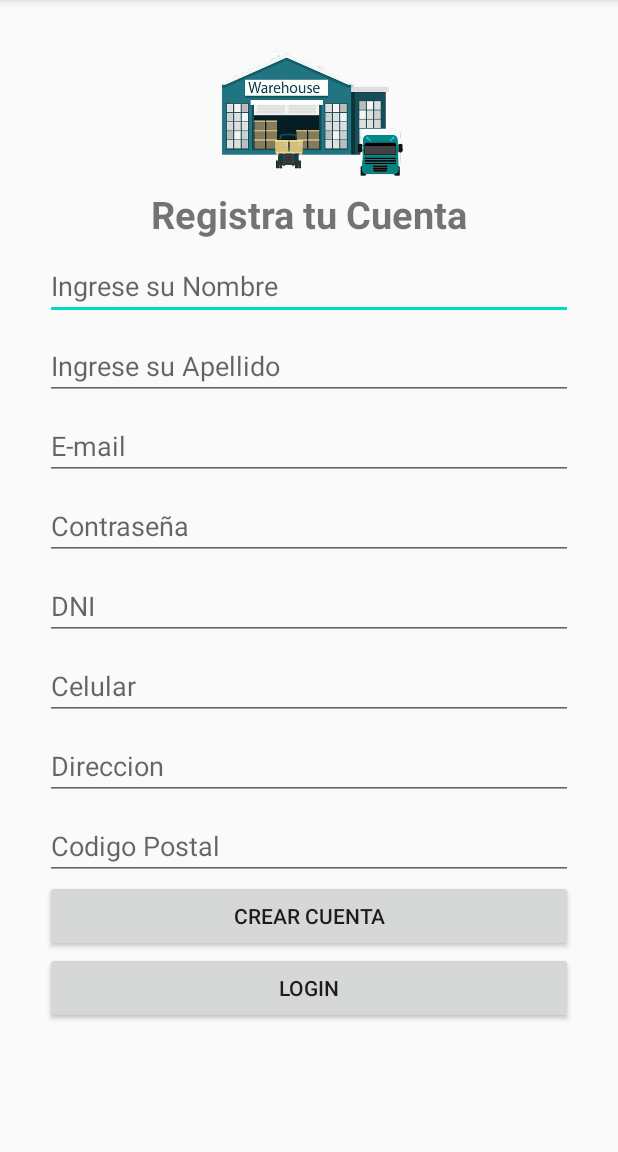
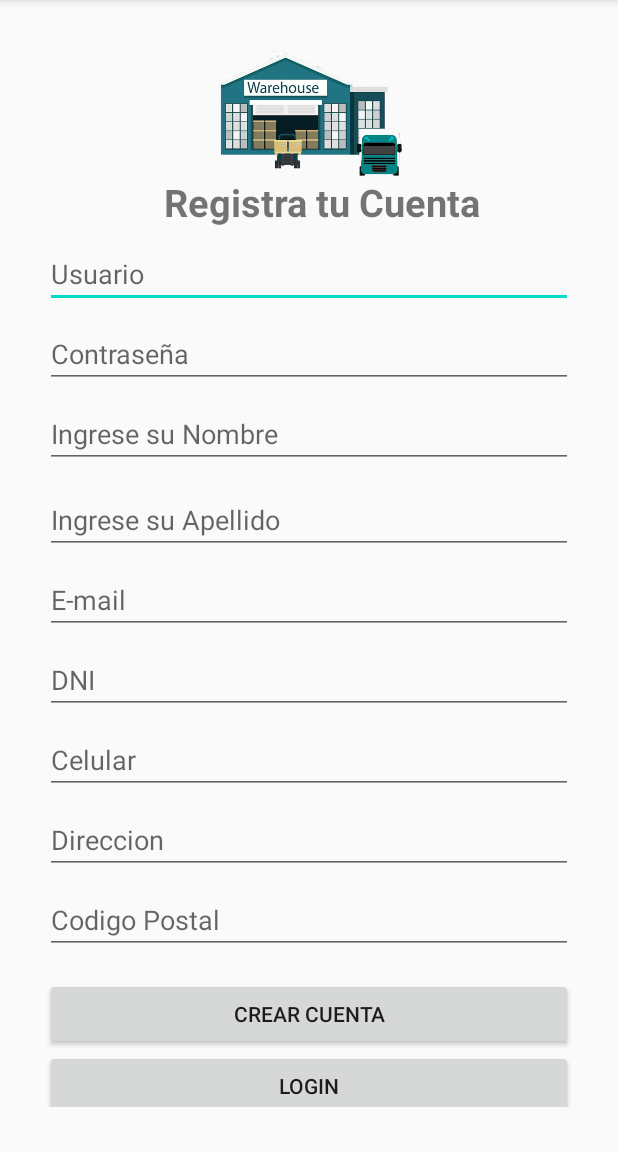
Before and after one commit to leidyqb/Warehouse, an Android app: the RegistrarUsuario screen opened directly, with no data from a screen before it, on a phone screen of 412 x 824 dp, the part 84-1236 px from its top. Run offline under Robolectric (Android 15) with nearby library versions, the phone set to English and light mode, and no system bars.

Commit message:
Funcionalidad Login implementada, se agregaron las clases DAOUsuario y Usuario

```diff
--- a/app/src/main/java/com/lquiroz/warehouse/RegistrarUsuario.java
+++ b/app/src/main/java/com/lquiroz/warehouse/RegistrarUsuario.java
@@ -2,13 +2,70 @@ package com.lquiroz.warehouse;
 
 import androidx.appcompat.app.AppCompatActivity;
 
+import android.content.Intent;
 import android.os.Bundle;
+import android.view.View;
+import android.widget.Button;
+import android.widget.EditText;
+import android.widget.Toast;
 
-public class RegistrarUsuario extends AppCompatActivity {
+public class RegistrarUsuario extends AppCompatActivity implements View.OnClickListener {
+    EditText us,pas,nom,ape,corr,dni,cel,dir,pos;
+    Button reg,log;
+    DAOUsuario dao;
 
     @Override
     protected void onCreate(Bundle savedInstanceState) {
         super.onCreate(savedInstanceState);
         setContentView(R.layout.activity_registrar_usuario);
+        us=findViewById(R.id.txtusuario);
+        pas=findViewById(R.id.txtcontra);
+        nom=findViewById(R.id.txtnombre);
+        ape=findViewById(R.id.txtapellido);
+        corr=findViewById(R.id.txtcorreo);
+        dni=findViewById(R.id.txtdni);
+        cel=findViewById(R.id.txtcelular);
+        dir=findViewById(R.id.txtdireccion);
+        pos=findViewById(R.id.txtcodpostal);
+        reg=findViewById(R.id.btnregistrar);
+        log=findViewById(R.id.btnlogin2);
+        reg.setOnClickListener(this);
+        log.setOnClickListener(this);
+        dao=new DAOUsuario(this);
+
+
+
+    }
+
+    @Override
+    public void onClick(View v){
+        switch (v.getId()){
+            case R.id.btnregistrar:
+                Usuario u=new Usuario();
+                u.setUsuario(us.getText().toString());
+                u.setContraseña(us.getText().toString());
+                u.setNombre(us.getText().toString());
+                u.setApellidos(us.getText().toString());
+                u.setCorreo(us.getText().toString());
+                u.setDni(us.getText().length());
+                u.setCelular(us.getText().length());
+                u.setDireccion(us.getText().toString());
+                u.setCodPostal(us.getText().length());
+                       if(!u.isNull()){
+                           Toast.makeText(this,"ERROR: CAMPOS VACIOS",Toast.LENGTH_LONG).show();
+                       }else if(dao.insertUsuario(u)){
+                           Toast.makeText(this,"REGISTRO EXITOSO",Toast.LENGTH_LONG).show();
+                           Intent i2 = new Intent(RegistrarUsuario.this,MainActivity.class);
+                           startActivity(i2);
+                       }else{
+                           Toast.makeText(this,"EL USUARIO YA SE ENCUENTRA REGISTRADO",Toast.LENGTH_LONG).show();
+                       }
+                break;
+            case R.id.btnlogin2:
+                Intent i = new Intent(RegistrarUsuario.this,Login.class);
+                startActivity(i);
+                break;
+        }
+
     }
 }
--- a/app/src/main/res/layout/activity_registrar_usuario.xml
+++ b/app/src/main/res/layout/activity_registrar_usuario.xml
@@ -13,6 +13,7 @@
         android:layout_height="83dp"
         android:layout_marginTop="4dp"
         app:layout_constraintEnd_toEndOf="parent"
+        app:layout_constraintHorizontal_bias="0.497"
         app:layout_constraintStart_toStartOf="parent"
         app:layout_constraintTop_toTopOf="parent"
         app:srcCompat="@drawable/house2" />
@@ -20,128 +21,141 @@
     <TextView
         android:id="@+id/textView"
         android:layout_width="wrap_content"
-        android:layout_height="wrap_content"
-        android:layout_marginTop="8dp"
+        android:layout_height="0dp"
         android:text="Registra tu Cuenta"
         android:textSize="25dp"
         android:textStyle="bold"
         app:layout_constraintEnd_toEndOf="parent"
+        app:layout_constraintHorizontal_bias="0.564"
         app:layout_constraintStart_toStartOf="parent"
         app:layout_constraintTop_toBottomOf="@+id/imageView4" />
 
     <EditText
-        android:id="@+id/editTextTextPersonName"
-        android:layout_width="match_parent"
-        android:layout_height="wrap_content"
-        android:layout_marginTop="8dp"
+        android:id="@+id/txtusuario"
+        android:layout_width="0dp"
+        android:layout_height="41dp"
+        android:layout_marginTop="12dp"
+        android:ems="10"
+        android:hint="Usuario"
+        android:inputType="textPersonName"
+        app:layout_constraintEnd_toEndOf="parent"
+        app:layout_constraintHorizontal_bias="0.515"
+        app:layout_constraintStart_toStartOf="parent"
+        app:layout_constraintTop_toBottomOf="@+id/textView" />
+
+    <EditText
+        android:id="@+id/txtnombre"
+        android:layout_width="0dp"
+        android:layout_height="41dp"
+        android:layout_marginTop="12dp"
         android:ems="10"
         android:hint="Ingrese su Nombre"
         android:inputType="textPersonName"
         app:layout_constraintEnd_toEndOf="parent"
         app:layout_constraintStart_toStartOf="parent"
-        app:layout_constraintTop_toBottomOf="@+id/textView" />
+        app:layout_constraintTop_toBottomOf="@+id/txtcontra" />
 
     <EditText
-        android:id="@+id/editTextTextPersonName2"
+        android:id="@+id/txtapellido"
         android:layout_width="match_parent"
         android:layout_height="wrap_content"
-        android:layout_marginTop="8dp"
+        android:layout_marginTop="12dp"
         android:ems="10"
+        android:hint="Ingrese su Apellido"
         android:inputType="textPersonName"
-        android:hint="Ingrese su Apellido"
         app:layout_constraintEnd_toEndOf="parent"
         app:layout_constraintStart_toStartOf="parent"
-        app:layout_constraintTop_toBottomOf="@+id/editTextTextPersonName" />
+        app:layout_constraintTop_toBottomOf="@+id/txtnombre" />
 
     <EditText
-        android:id="@+id/editTextTextEmailAddress"
-        android:layout_width="match_parent"
-        android:layout_height="wrap_content"
-        android:layout_marginTop="8dp"
+        android:id="@+id/txtcorreo"
+        android:layout_width="0dp"
+        android:layout_height="41dp"
+        android:layout_marginTop="12dp"
         android:ems="10"
         android:hint="E-mail"
         android:inputType="textEmailAddress"
         app:layout_constraintEnd_toEndOf="parent"
         app:layout_constraintStart_toStartOf="parent"
-        app:layout_constraintTop_toBottomOf="@+id/editTextTextPersonName2" />
+        app:layout_constraintTop_toBottomOf="@+id/txtapellido" />
 
     <EditText
-        android:id="@+id/editTextTextPassword"
-        android:layout_width="match_parent"
-        android:layout_height="wrap_content"
-        android:layout_marginTop="8dp"
+        android:id="@+id/txtcontra"
+        android:layout_width="0dp"
+        android:layout_height="41dp"
+        android:layout_marginTop="12dp"
         android:ems="10"
         android:hint="Contraseña"
         android:inputType="textPassword"
         app:layout_constraintEnd_toEndOf="parent"
         app:layout_constraintStart_toStartOf="parent"
-        app:layout_constraintTop_toBottomOf="@+id/editTextTextEmailAddress" />
+        app:layout_constraintTop_toBottomOf="@+id/txtusuario" />
 
     <EditText
-        android:id="@+id/editTextNumber"
-        android:layout_width="match_parent"
-        android:layout_height="wrap_content"
-        android:layout_marginTop="8dp"
+        android:id="@+id/txtdni"
+        android:layout_width="0dp"
+        android:layout_height="41dp"
+        android:layout_marginTop="12dp"
         android:ems="10"
         android:hint="DNI"
         android:inputType="number"
         app:layout_constraintEnd_toEndOf="parent"
         app:layout_constraintStart_toStartOf="parent"
-        app:layout_constraintTop_toBottomOf="@+id/editTextTextPassword" />
+        app:layout_constraintTop_toBottomOf="@+id/txtcorreo" />
 
     <EditText
-        android:id="@+id/editTextPhone"
-        android:layout_width="match_parent"
-        android:layout_height="wrap_content"
-        android:layout_marginTop="8dp"
+        android:id="@+id/txtcelular"
+        android:layout_width="0dp"
+        android:layout_height="41dp"
+        android:layout_marginTop="12dp"
         android:ems="10"
         android:hint="Celular"
         android:inputType="phone"
         app:layout_constraintEnd_toEndOf="parent"
         app:layout_constraintStart_toStartOf="parent"
-        app:layout_constraintTop_toBottomOf="@+id/editTextNumber" />
+        app:layout_constraintTop_toBottomOf="@+id/txtdni" />
 
     <EditText
-        android:id="@+id/editTextTextPersonName4"
-        android:layout_width="match_parent"
-        android:layout_height="wrap_content"
-        android:layout_marginTop="8dp"
+        android:id="@+id/txtdireccion"
+        android:layout_width="0dp"
+        android:layout_height="41dp"
+        android:layout_marginTop="12dp"
         android:ems="10"
         android:hint="Direccion"
         android:inputType="textPersonName"
-
         app:layout_constraintEnd_toEndOf="parent"
         app:layout_constraintStart_toStartOf="parent"
-        app:layout_constraintTop_toBottomOf="@+id/editTextPhone" />
+        app:layout_constraintTop_toBottomOf="@+id/txtcelular" />
 
     <EditText
-        android:id="@+id/editTextTextPostalAddress"
-        android:layout_width="match_parent"
-        android:layout_height="wrap_content"
-        android:layout_marginTop="8dp"
+        android:id="@+id/txtcodpostal"
+        android:layout_width="0dp"
+        android:layout_height="41dp"
+        android:layout_marginTop="12dp"
         android:ems="10"
         android:hint="Codigo Postal"
         android:inputType="textPostalAddress"
         app:layout_constraintEnd_toEndOf="parent"
         app:layout_constraintStart_toStartOf="parent"
-        app:layout_constraintTop_toBottomOf="@+id/editTextTextPersonName4" />
+        app:layout_constraintTop_toBottomOf="@+id/txtdireccion" />
 
     <Button
-        android:id="@+id/button"
+        android:id="@+id/btnregistrar"
         android:layout_width="match_parent"
         android:layout_height="wrap_content"
+        android:layout_marginTop="16dp"
         android:text="Crear Cuenta"
         app:layout_constraintEnd_toEndOf="parent"
         app:layout_constraintStart_toStartOf="parent"
-        app:layout_constraintTop_toBottomOf="@+id/editTextTextPostalAddress" />
+        app:layout_constraintTop_toBottomOf="@+id/txtcodpostal" />
 
     <Button
-        android:id="@+id/button2"
+        android:id="@+id/btnlogin2"
         android:layout_width="match_parent"
         android:layout_height="wrap_content"
         android:text="Login"
         app:layout_constraintEnd_toEndOf="parent"
         app:layout_constraintStart_toStartOf="parent"
-        app:layout_constraintTop_toBottomOf="@+id/button" />
+        app:layout_constraintTop_toBottomOf="@+id/btnregistrar" />
 
 </androidx.constraintlayout.widget.ConstraintLayout>
```
Also changed, not shown: app/src/main/java/com/lquiroz/warehouse/Cotizador.java (+24 -1 lines), app/src/main/java/com/lquiroz/warehouse/DAOUsuario.java (added, +102 -0 lines), app/src/main/java/com/lquiroz/warehouse/Login.java (+30 -15 lines), app/src/main/java/com/lquiroz/warehouse/Usuario.java (added, +126 -0 lines), app/src/main/res/layout/activity_cotizador.xml (+9 -0 lines), 1 other file.
